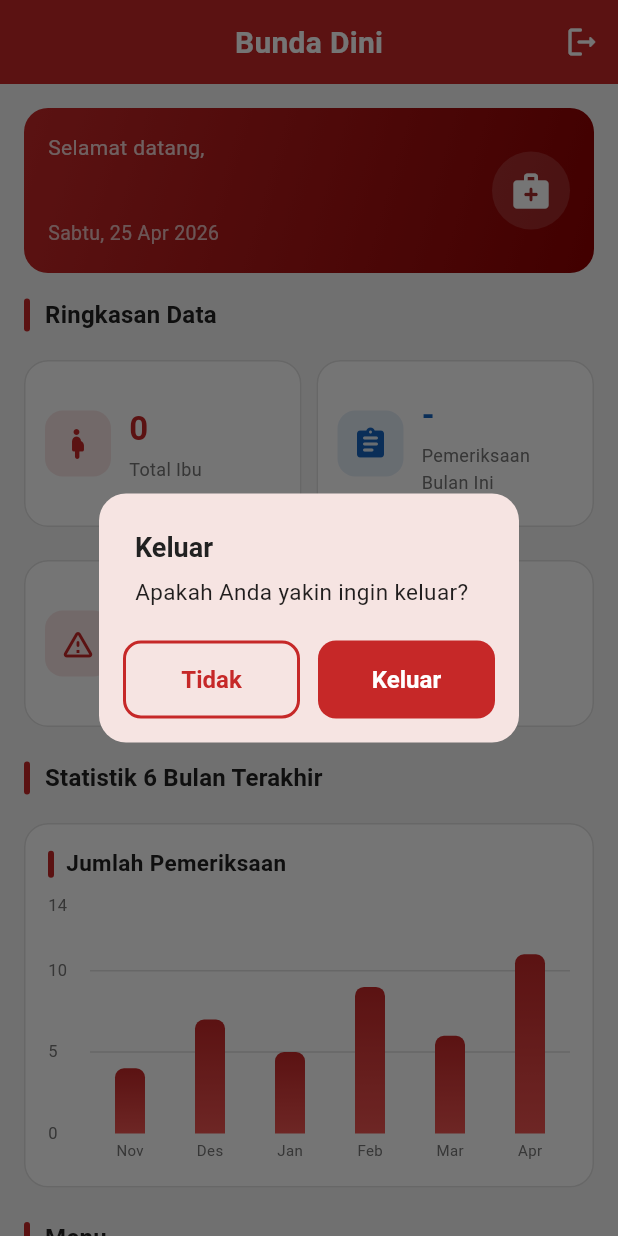
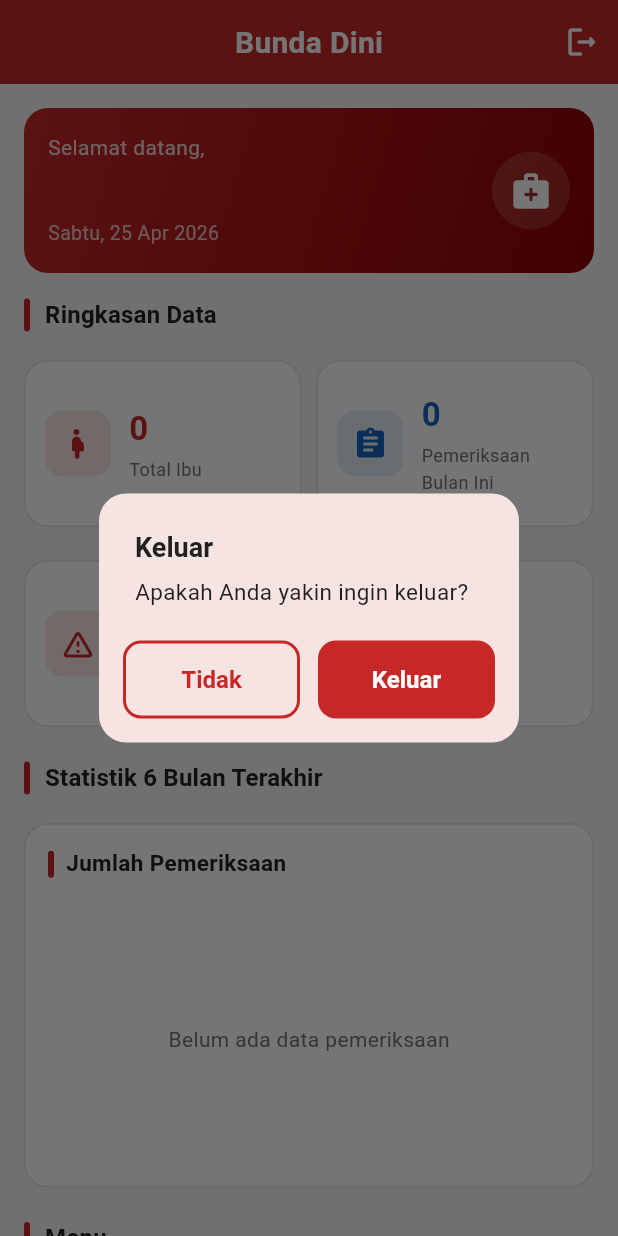
Before and after one commit to Motherbloods/bundadini, a Flutter app: the BidanDashboardScreen screen opened by its route, after a tap on the "logout" icon, on a phone screen of 412 x 824 dp. Run offline on Flutter 3.47's test engine with Material 3 defaults, Android fonts, the phone set to English and light mode, and no system bars; drawn by our look-alikes of fl_chart; our stand-ins replace cloud_firestore, firebase_auth, firebase_core, go_router, image_picker, pdf and 2 more; missing offline and left inert: excel; accounts and stored records are empty.

Commit message:
feat(dashboard): integrate real data and improve stats visualization

```diff
--- a/lib/presentation/bidan/dashboard/bidan_dashboard_screen.dart
+++ b/lib/presentation/bidan/dashboard/bidan_dashboard_screen.dart
@@ -7,6 +7,8 @@ import '../../../core/constants/app_colors.dart';
 import '../../../core/constants/app_routes.dart';
 import '../../../core/constants/app_strings.dart';
 import '../../../core/utils/date_formatter.dart';
+import '../../../data/repositories/examination_repository.dart';
+import '../../../data/repositories/auth_repository.dart';
 import '../../../domain/providers/auth_provider.dart';
 import '../../../domain/providers/examination_provider.dart';
 import '../../../domain/providers/patient_provider.dart';
@@ -20,6 +22,15 @@ class BidanDashboardScreen extends StatefulWidget {
 }
 
 class _BidanDashboardScreenState extends State<BidanDashboardScreen> {
+  final _examRepo = ExaminationRepository();
+  final _authRepo = AuthRepository();
+
+  int _pemeriksaanBulanIni = 0;
+  int _ibuRisikoTinggi = 0;
+  int _kaderAktif = 0;
+  Map<int, int> _chartData = {}; // bulan -> jumlah pemeriksaan
+  bool _loadingStats = true;
+
   @override
   void initState() {
     super.initState();
@@ -28,6 +39,56 @@ class _BidanDashboardScreenState extends State<BidanDashboardScreen> {
 
   Future<void> _load() async {
     await context.read<PatientProvider>().loadAll();
+    await _loadStats();
+  }
+
+  Future<void> _loadStats() async {
+    setState(() => _loadingStats = true);
+
+    try {
+      final auth = context.read<AuthProvider>();
+      final bidanId = auth.currentUser?.id ?? '';
+
+      // 1. Pemeriksaan bulan ini
+      _pemeriksaanBulanIni = await _examRepo.countThisMonth();
+
+      // 2. Kader aktif
+      final kaders = await _authRepo.fetchKaders(bidanId);
+      _kaderAktif = kaders.where((k) => k.isActive).length;
+
+      // 3. Data chart 6 bulan terakhir
+      final now = DateTime.now();
+      _chartData = {};
+
+      for (int i = 5; i >= 0; i--) {
+        final month = DateTime(now.year, now.month - i, 1);
+        final nextMonth = DateTime(now.year, now.month - i + 1, 1);
+
+        final exams = await _examRepo.fetchByDateRange(month, nextMonth);
+        _chartData[now.month - i] = exams.length;
+      }
+
+      // 4. Ibu risiko tinggi (dari pemeriksaan bulan ini)
+      final thisMonthStart = DateTime(now.year, now.month, 1);
+      final thisMonthEnd = DateTime(now.year, now.month + 1, 1);
+      final thisMonthExams =
+          await _examRepo.fetchByDateRange(thisMonthStart, thisMonthEnd);
+
+      // Hitung unique patient dengan status bahaya
+      final risikoPatients = <String>{};
+      for (final exam in thisMonthExams) {
+        if (exam.statusIbu == 'Bahaya' || exam.statusJanin == 'Bahaya') {
+          risikoPatients.add(exam.patientId);
+        }
+      }
+      _ibuRisikoTinggi = risikoPatients.length;
+    } catch (e) {
+      debugPrint('Error loading stats: $e');
+    } finally {
+      if (mounted) {
+        setState(() => _loadingStats = false);
+      }
+    }
   }
 
   Future<void> _logout() async {
@@ -42,6 +103,40 @@ class _BidanDashboardScreenState extends State<BidanDashboardScreen> {
     }
   }
 
+  void _showSnackbar(String message, {required bool isError}) {
+    ScaffoldMessenger.of(context).showSnackBar(
+      SnackBar(
+        content: Row(
+          children: [
+            Icon(
+              isError
+                  ? Icons.error_outline_rounded
+                  : Icons.check_circle_outline_rounded,
+              color: Colors.white,
+              size: 20,
+            ),
+            const SizedBox(width: 12),
+            Expanded(
+              child: Text(
+                message,
+                style: const TextStyle(fontSize: 14),
+              ),
+            ),
+          ],
+        ),
+        backgroundColor: isError ? AppColors.danger : AppColors.success,
+        behavior: SnackBarBehavior.floating,
+        shape: RoundedRectangleBorder(borderRadius: BorderRadius.circular(10)),
+        duration: Duration(seconds: isError ? 3 : 2),
+        margin: const EdgeInsets.only(
+          bottom: 20,
+          left: 16,
+          right: 16,
+        ),
+      ),
+    );
+  }
+
   @override
   Widget build(BuildContext context) {
     final auth = context.watch<AuthProvider>();
@@ -49,10 +144,6 @@ class _BidanDashboardScreenState extends State<BidanDashboardScreen> {
     final nama = auth.currentUser?.nama ?? 'Bidan';
 
     final allPatients = patProv.patients;
-    final risikoTinggi = allPatients.where((p) {
-      // We'd need examination data to know this; use a rough count for now
-      return false; // akan diisi dari ExaminationProvider jika ada realtime stream
-    }).length;
 
     return Scaffold(
       backgroundColor: AppColors.background,
@@ -115,19 +206,40 @@ class _BidanDashboardScreenState extends State<BidanDashboardScreen> {
             // Stats cards
             const SectionHeader(title: 'Ringkasan Data'),
             const SizedBox(height: 12),
-            _StatsGrid(totalIbu: allPatients.length),
+            _loadingStats
+                ? const Center(
+                    child: Padding(
+                      padding: EdgeInsets.all(32.0),
+                      child:
+                          CircularProgressIndicator(color: AppColors.primary),
+                    ),
+                  )
+                : _StatsGrid(
+                    totalIbu: allPatients.length,
+                    pemeriksaanBulanIni: _pemeriksaanBulanIni,
+                    ibuRisikoTinggi: _ibuRisikoTinggi,
+                    kaderAktif: _kaderAktif,
+                  ),
             const SizedBox(height: 16),
 
             // Bar Chart 6 bulan
             const SectionHeader(title: AppStrings.statistik6Bulan),
             const SizedBox(height: 12),
-            const _BarChartCard(),
+            _loadingStats
+                ? const Center(
+                    child: Padding(
+                      padding: EdgeInsets.all(32.0),
+                      child:
+                          CircularProgressIndicator(color: AppColors.primary),
+                    ),
+                  )
+                : _BarChartCard(chartData: _chartData),
             const SizedBox(height: 16),
 
             // Menu Grid
             const SectionHeader(title: 'Menu'),
             const SizedBox(height: 12),
-            _MenuGrid(),
+            _MenuGrid(showSnackbar: _showSnackbar),
             const SizedBox(height: 24),
           ]),
         ),
@@ -136,10 +248,19 @@ class _BidanDashboardScreenState extends State<BidanDashboardScreen> {
   }
 }
 
-// Stats Grid─
+// Stats Grid
 class _StatsGrid extends StatelessWidget {
   final int totalIbu;
-  const _StatsGrid({required this.totalIbu});
+  final int pemeriksaanBulanIni;
+  final int ibuRisikoTinggi;
+  final int kaderAktif;
+
+  const _StatsGrid({
+    required this.totalIbu,
+    required this.pemeriksaanBulanIni,
+    required this.ibuRisikoTinggi,
+    required this.kaderAktif,
+  });
 
   @override
   Widget build(BuildContext context) {
@@ -153,11 +274,11 @@ class _StatsGrid extends StatelessWidget {
       children: [
         _StatCard(AppStrings.totalIbu, '$totalIbu',
             Icons.pregnant_woman_rounded, AppColors.primary),
-        const _StatCard(AppStrings.pemeriksaanBulanIni, '-',
+        _StatCard(AppStrings.pemeriksaanBulanIni, '$pemeriksaanBulanIni',
             Icons.assignment_rounded, AppColors.info),
-        const _StatCard(AppStrings.ibuRisikoTinggi, '-',
+        _StatCard(AppStrings.ibuRisikoTinggi, '$ibuRisikoTinggi',
             Icons.warning_amber_rounded, AppColors.danger),
-        const _StatCard(AppStrings.kaderAktif, '-', Icons.people_rounded,
+        _StatCard(AppStrings.kaderAktif, '$kaderAktif', Icons.people_rounded,
             AppColors.success),
       ],
     );
@@ -207,7 +328,9 @@ class _StatCard extends StatelessWidget {
 
 // Bar Chart 6 bulan
 class _BarChartCard extends StatelessWidget {
-  const _BarChartCard();
+  final Map<int, int> chartData;
+
+  const _BarChartCard({required this.chartData});
 
   List<String> _getLastSixMonths() {
     final now = DateTime.now();
@@ -220,8 +343,15 @@ class _BarChartCard extends StatelessWidget {
   @override
   Widget build(BuildContext context) {
     final months = _getLastSixMonths();
-    // Placeholder data — dalam produksi, ambil dari Firestore
-    final data = [4.0, 7.0, 5.0, 9.0, 6.0, 11.0];
+    final now = DateTime.now();
+
+    // Konversi chartData ke list dengan urutan yang benar
+    final data = List.generate(6, (i) {
+      final monthKey = now.month - (5 - i);
+      return (chartData[monthKey] ?? 0).toDouble();
+    });
+
+    final maxValue = data.isEmpty ? 10.0 : data.reduce((a, b) => a > b ? a : b);
 
     return Card(
       child: Padding(
@@ -241,16 +371,28 @@ class _BarChartCard extends StatelessWidget {
           const SizedBox(height: 16),
           SizedBox(
             height: 180,
-            child: BarChart(BarChartData(
+            child: data.every((e) => e == 0)
+                ? const Center(
+                    child: Text(
+                      'Belum ada data pemeriksaan',
+                      style: TextStyle(
+                        color: AppColors.textSecond,
+                        fontSize: 14,
+                      ),
+                    ),
+                  )
+                : BarChart(BarChartData(
                     alignment: BarChartAlignment.spaceAround,
-              maxY: (data.reduce((a, b) => a > b ? a : b) + 3),
+                    maxY: maxValue + 3,
                     barGroups: List.generate(
                         6,
                         (i) => BarChartGroupData(
                               x: i,
                               barRods: [
                                 BarChartRodData(
-                            toY: data[i],
+                                  toY: data[i] == 0
+                                      ? 0.1
+                                      : data[i], // Minimal 0.1 untuk visibility
                                   width: 20,
                                   borderRadius: const BorderRadius.vertical(
                                       top: Radius.circular(6)),
@@ -265,17 +407,18 @@ class _BarChartCard extends StatelessWidget {
                               ],
                             )),
                     titlesData: FlTitlesData(
-                topTitles:
-                    const AxisTitles(sideTitles: SideTitles(showTitles: false)),
-                rightTitles:
-                    const AxisTitles(sideTitles: SideTitles(showTitles: false)),
+                      topTitles: const AxisTitles(
+                          sideTitles: SideTitles(showTitles: false)),
+                      rightTitles: const AxisTitles(
+                          sideTitles: SideTitles(showTitles: false)),
                       leftTitles: AxisTitles(
                           sideTitles: SideTitles(
                               showTitles: true,
                               reservedSize: 28,
                               getTitlesWidget: (v, _) => Text('${v.toInt()}',
                                   style: const TextStyle(
-                                fontSize: 11, color: AppColors.textSecond)))),
+                                      fontSize: 11,
+                                      color: AppColors.textSecond)))),
                       bottomTitles: AxisTitles(
                           sideTitles: SideTitles(
                               showTitles: true,
@@ -300,8 +443,8 @@ class _BarChartCard extends StatelessWidget {
                     gridData: FlGridData(
                         show: true,
                         drawVerticalLine: false,
-                  getDrawingHorizontalLine: (_) =>
-                      const FlLine(color: AppColors.divider, strokeWidth: 1)),
+                        getDrawingHorizontalLine: (_) => const FlLine(
+                            color: AppColors.divider, strokeWidth: 1)),
                     borderData: FlBorderData(show: false),
                     barTouchData: BarTouchData(
                       touchTooltipData: BarTouchTooltipData(
@@ -326,6 +469,10 @@ class _BarChartCard extends StatelessWidget {
 
 // Menu Grid
 class _MenuGrid extends StatelessWidget {
+  final Function(String, {required bool isError}) showSnackbar;
+
+  const _MenuGrid({required this.showSnackbar});
+
   @override
   Widget build(BuildContext context) {
     final menus = [
@@ -386,9 +533,35 @@ class _MenuGrid extends StatelessWidget {
               const SizedBox(height: 16),
               ElevatedButton(
                 onPressed: () async {
-                  await auth
-                      .updateProfile({'namaPuskesmas': puskCtrl.text.trim()});
+                  final newName = puskCtrl.text.trim();
+
+                  if (newName.isEmpty) {
+                    showSnackbar(
+                      'Nama puskesmas tidak boleh kosong',
+                      isError: true,
+                    );
+                    return;
+                  }
+
+                  try {
+                    await auth.updateProfile({'namaPuskesmas': newName});
+
                     if (ctx.mounted) Navigator.pop(ctx);
+
+                    if (context.mounted) {
+                      showSnackbar(
+                        'Profil berhasil diperbarui',
+                        isError: false,
+                      );
+                    }
+                  } catch (e) {
+                    if (context.mounted) {
+                      showSnackbar(
+                        'Gagal memperbarui profil: $e',
+                        isError: true,
+                      );
+                    }
+                  }
                 },
                 child: const Text('Simpan'),
               ),
```
Lines whose indentation alone changed are shown as unchanged.
